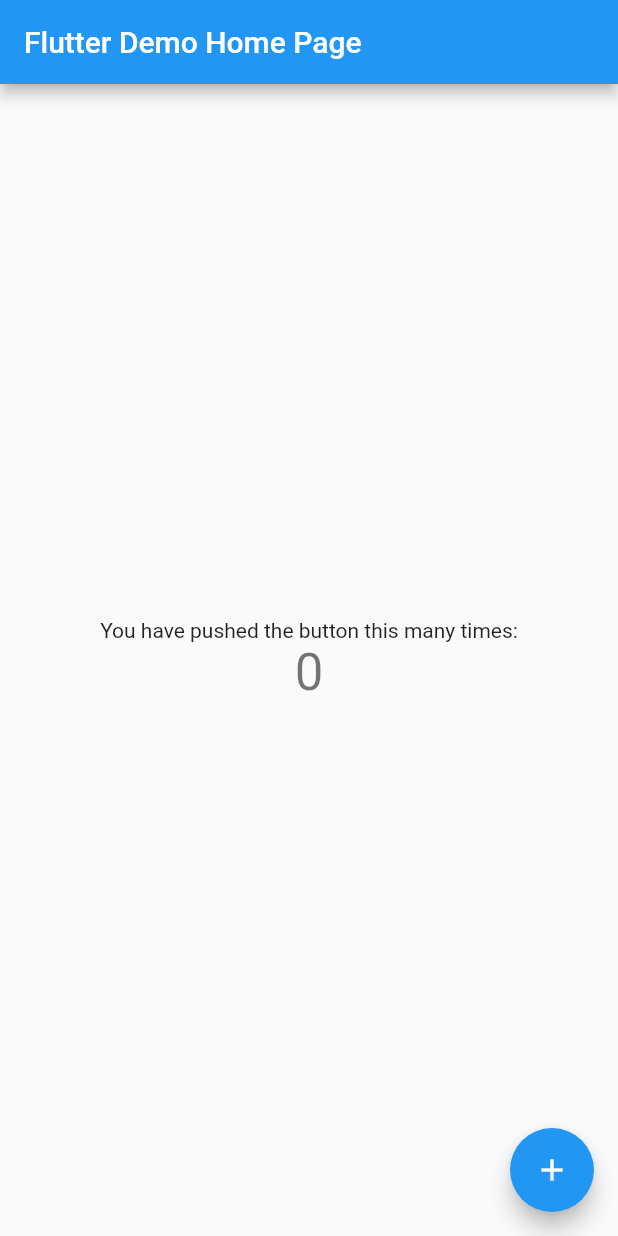
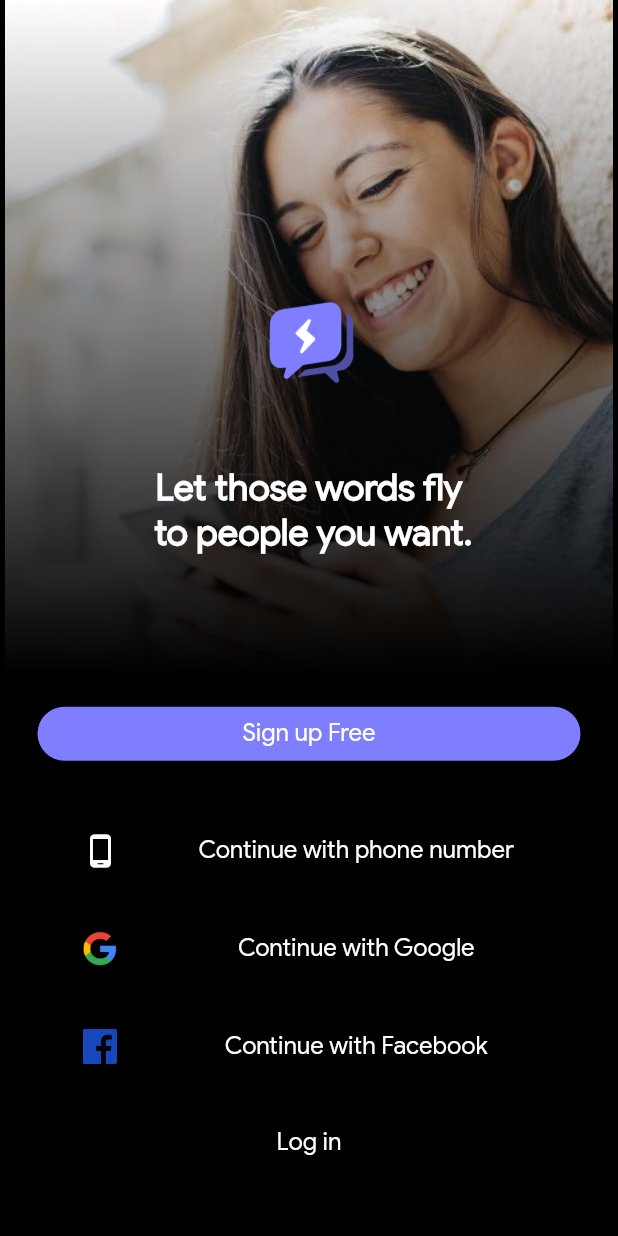
Before and after one commit to imKashyap/flutterfire, a Flutter app: the screen it shows after launch, on a phone screen of 412 x 824 dp. Run offline on Flutter 3.47's test engine with Material 2 defaults, Android fonts, the light colour scheme and no system bars.

Commit message:
Added Login screen UI

```diff
--- a/lib/main.dart
+++ b/lib/main.dart
@@ -1,113 +1,39 @@
 import 'package:flutter/material.dart';
+import 'package:konnect/screens/login_page.dart';
 
-void main() {
-  runApp(MyApp());
-}
+void main() => runApp(MyApp());
 
 class MyApp extends StatelessWidget {
-  // This widget is the root of your application.
   @override
   Widget build(BuildContext context) {
+    // SystemChrome.setEnabledSystemUIOverlays([]);
     return MaterialApp(
-      title: 'Flutter Demo',
-      theme: ThemeData(
-        // This is the theme of your application.
-        //
-        // Try running your application with "flutter run". You'll see the
-        // application has a blue toolbar. Then, without quitting the app, try
-        // changing the primarySwatch below to Colors.green and then invoke
-        // "hot reload" (press "r" in the console where you ran "flutter run",
-        // or simply save your changes to "hot reload" in a Flutter IDE).
-        // Notice that the counter didn't reset back to zero; the application
-        // is not restarted.
-        primarySwatch: Colors.blue,
-      ),
-      home: MyHomePage(title: 'Flutter Demo Home Page'),
+
+      debugShowCheckedModeBanner: false,
+      theme: ThemeData(fontFamily: 'GoogleSans'),
+      home: LoginPage(),
     );
   }
 }
 
-class MyHomePage extends StatefulWidget {
-  MyHomePage({Key key, this.title}) : super(key: key);
-
-  // This widget is the home page of your application. It is stateful, meaning
-  // that it has a State object (defined below) that contains fields that affect
-  // how it looks.
-
-  // This class is the configuration for the state. It holds the values (in this
-  // case the title) provided by the parent (in this case the App widget) and
-  // used by the build method of the State. Fields in a Widget subclass are
-  // always marked "final".
-
-  final String title;
-
-  @override
-  _MyHomePageState createState() => _MyHomePageState();
-}
-
-class _MyHomePageState extends State<MyHomePage> {
-  int _counter = 0;
-
-  void _incrementCounter() {
-    setState(() {
-      // This call to setState tells the Flutter framework that something has
-      // changed in this State, which causes it to rerun the build method below
-      // so that the display can reflect the updated values. If we changed
-      // _counter without calling setState(), then the build method would not be
-      // called again, and so nothing would appear to happen.
-      _counter++;
-    });
-  }
-
-  @override
-  Widget build(BuildContext context) {
-    // This method is rerun every time setState is called, for instance as done
-    // by the _incrementCounter method above.
-    //
-    // The Flutter framework has been optimized to make rerunning build methods
-    // fast, so that you can just rebuild anything that needs updating rather
-    // than having to individually change instances of widgets.
-    return Scaffold(
-      appBar: AppBar(
-        // Here we take the value from the MyHomePage object that was created by
-        // the App.build method, and use it to set our appbar title.
-        title: Text(widget.title),
-      ),
-      body: Center(
-        // Center is a layout widget. It takes a single child and positions it
-        // in the middle of the parent.
-        child: Column(
-          // Column is also a layout widget. It takes a list of children and
-          // arranges them vertically. By default, it sizes itself to fit its
-          // children horizontally, and tries to be as tall as its parent.
-          //
-          // Invoke "debug painting" (press "p" in the console, choose the
-          // "Toggle Debug Paint" action from the Flutter Inspector in Android
-          // Studio, or the "Toggle Debug Paint" command in Visual Studio Code)
-          // to see the wireframe for each widget.
-          //
-          // Column has various properties to control how it sizes itself and
-          // how it positions its children. Here we use mainAxisAlignment to
-          // center the children vertically; the main axis here is the vertical
-          // axis because Columns are vertical (the cross axis would be
-          // horizontal).
-          mainAxisAlignment: MainAxisAlignment.center,
-          children: <Widget>[
-            Text(
-              'You have pushed the button this many times:',
-            ),
-            Text(
-              '$_counter',
-              style: Theme.of(context).textTheme.headline4,
-            ),
-          ],
-        ),
-      ),
-      floatingActionButton: FloatingActionButton(
-        onPressed: _incrementCounter,
-        tooltip: 'Increment',
-        child: Icon(Icons.add),
-      ), // This trailing comma makes auto-formatting nicer for build methods.
-    );
-  }
-}
+// class SplashScreen extends StatelessWidget {
+//   @override
+//   Widget build(BuildContext context) {
+//     return Scaffold(
+//       backgroundColor: Color(0xFF3a3744),
+//       body: Column(
+//         crossAxisAlignment: CrossAxisAlignment.stretch,
+//         children: [
+//          SizedBox(height: 200.0,),
+//           Image.asset('assets/images/logo.png',
+//           scale: 5,),
+//           SizedBox(height: 70.0,),
+//           Text('Konnect',textAlign: TextAlign.center,
+//           style: Theme.of(context).textTheme.headline4.copyWith(
+//             color: Colors.white.withOpacity(0.25),
+//           ),)
+//         ],
+//       ),
+//     );
+//   }
+// }
--- /dev/null
+++ b/lib/screens/login_page.dart
@@ -0,0 +1,132 @@
+import 'package:flutter/material.dart';
+import 'package:konnect/utils/colors.dart';
+
+class LoginPage extends StatelessWidget {
+  @override
+  Widget build(BuildContext context) {
+    return Scaffold(
+      backgroundColor: Colors.black,
+      body: SafeArea(
+        child: Stack(
+          children: [
+            Container(
+              height: 450.0,
+              decoration: BoxDecoration(
+                  image: DecorationImage(
+                      alignment: Alignment.topCenter,
+                      fit: BoxFit.contain,
+                      image: AssetImage('assets/images/bg_login.jpg'))),
+            ),
+            Container(
+              height: 450.0,
+              decoration: BoxDecoration(
+                  gradient: LinearGradient(
+                      colors: [Colors.transparent, Colors.black],
+                      begin: Alignment.topCenter,
+                      end: Alignment.bottomCenter)),
+            ),
+            Padding(
+              padding:
+                  const EdgeInsets.symmetric(vertical: 10.0, horizontal: 25.0),
+              child: Column(
+                mainAxisAlignment: MainAxisAlignment.spaceEvenly,
+                children: [
+                  const SizedBox(
+                    height: 100.0,
+                  ),
+                  Image.asset(
+                    'assets/images/logo.png',
+                    scale: 11,
+                  ),
+                  Text(
+                    'Let those words fly\n to people you want.',
+                    textAlign: TextAlign.center,
+                    style: Theme.of(context).textTheme.headline5.copyWith(
+                        color: Colors.white, fontWeight: FontWeight.bold),
+                  ),
+                  const SizedBox(
+                    height: 10.0,
+                  ),
+                  Container(
+                    width: double.infinity,
+                    child: RaisedButton(
+                      shape: RoundedRectangleBorder(
+                          borderRadius: BorderRadius.circular(18.0),
+                          side: BorderSide(color: Colors.transparent)),
+                      onPressed: () {},
+                      child: Text(
+                        'Sign up Free',
+                        style: Theme.of(context).textTheme.subtitle1.copyWith(
+                              color: Colors.white,
+                            ),
+                      ),
+                      color: kColorPrimary,
+                    ),
+                  ),
+                  buildSocialLoginButton(context,
+                      icon: Icon(
+                        Icons.phone_android_outlined,
+                        color: Colors.white,
+                      ),
+                      text: 'Continue with phone number',
+                      onPressed: () {}),
+                  buildSocialLoginButton(context,
+                      icon: Image.asset(
+                        'assets/images/google-logo.png',
+                      ),
+                      text: 'Continue with Google',
+                      onPressed: () {}),
+                  buildSocialLoginButton(context,
+                      icon: Image.asset(
+                        'assets/images/facebook-logo.png',
+                        color: Color(0xFF1748BB),
+                      ),
+                      text: 'Continue with Facebook',
+                      onPressed: () {}),
+                  buildSocialLoginButton(context,
+                      icon: null, text: 'Log in', onPressed: () {}),
+                ],
+              ),
+            )
+          ],
+        ),
+      ),
+    );
+  }
+
+  Widget buildSocialLoginButton(BuildContext context,
+      {@required Widget icon,
+      @required String text,
+      @required Function onPressed}) {
+    return GestureDetector(
+      onTap: onPressed,
+      child: icon == null
+          ? Text(
+              text,
+              style: Theme.of(context).textTheme.subtitle1.copyWith(
+                    color: Colors.white,
+                  ),
+            )
+          : Row(
+              children: [
+                const SizedBox(
+                  width: 30.0,
+                ),
+                Container(width: 23.0, height: 23.0, child: icon),
+                const SizedBox(
+                  width: 10.0,
+                ),
+                Expanded(
+                  child: Text(
+                    text,
+                    textAlign: TextAlign.center,
+                    style: Theme.of(context).textTheme.subtitle1.copyWith(
+                          color: Colors.white,
+                        ),
+                  ),
+                ),
+              ],
+            ),
+    );
+  }
+}
--- /dev/null
+++ b/lib/utils/colors.dart
@@ -0,0 +1,5 @@
+import 'package:flutter/widgets.dart';
+
+const Color kColorPrimary = Color(0xFF7f7efe);
+const Color kColorPrimaryDark = Color(0xFF4f50a3);
+const Color kColorBackground = Color(0xFF393744);
```
Also changed, not shown: pubspec.yaml (+7 -16 lines), assets/fonts/GoogleSans-Regular.ttf (renamed from assets/fonts/GoogleSansRegular.ttf), assets/images/2.0x/facebook-logo.png (added), assets/images/2.0x/google-logo.png (added), assets/images/3.0x/facebook-logo.png (added), assets/images/3.0x/google-logo.png (added), assets/images/bg_login.jpg (added), assets/images/facebook-logo.png (added), assets/images/google-logo.png (added), assets/images/icon.jpg (added), assets/images/login_bg.jpg (added), assets/images/logo.png (added), 28 other files.
